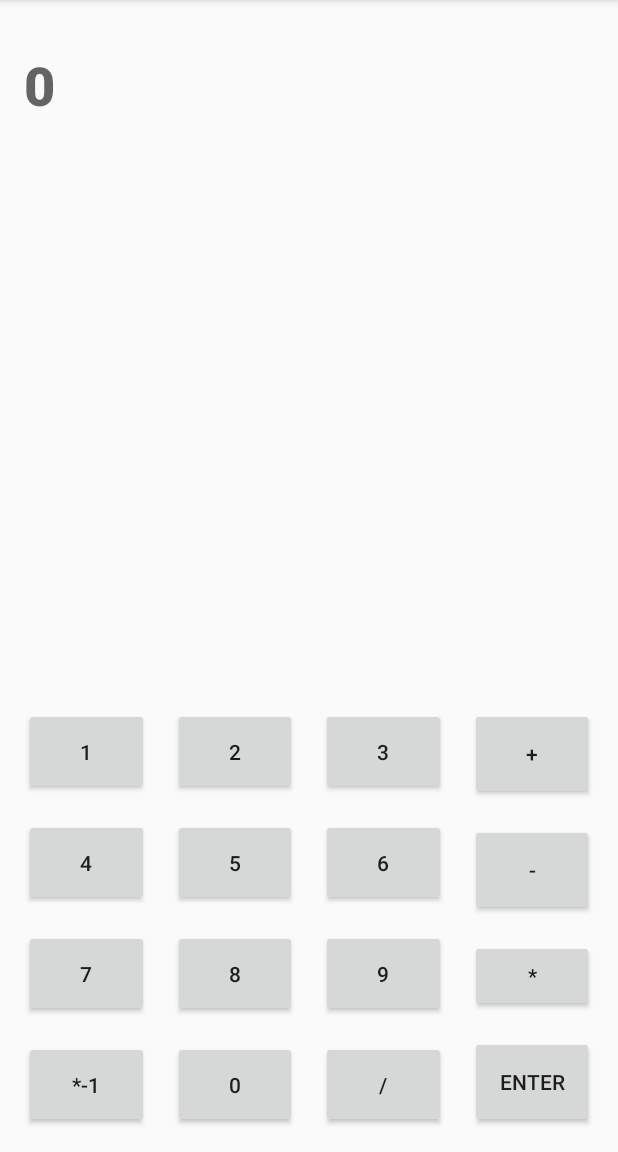
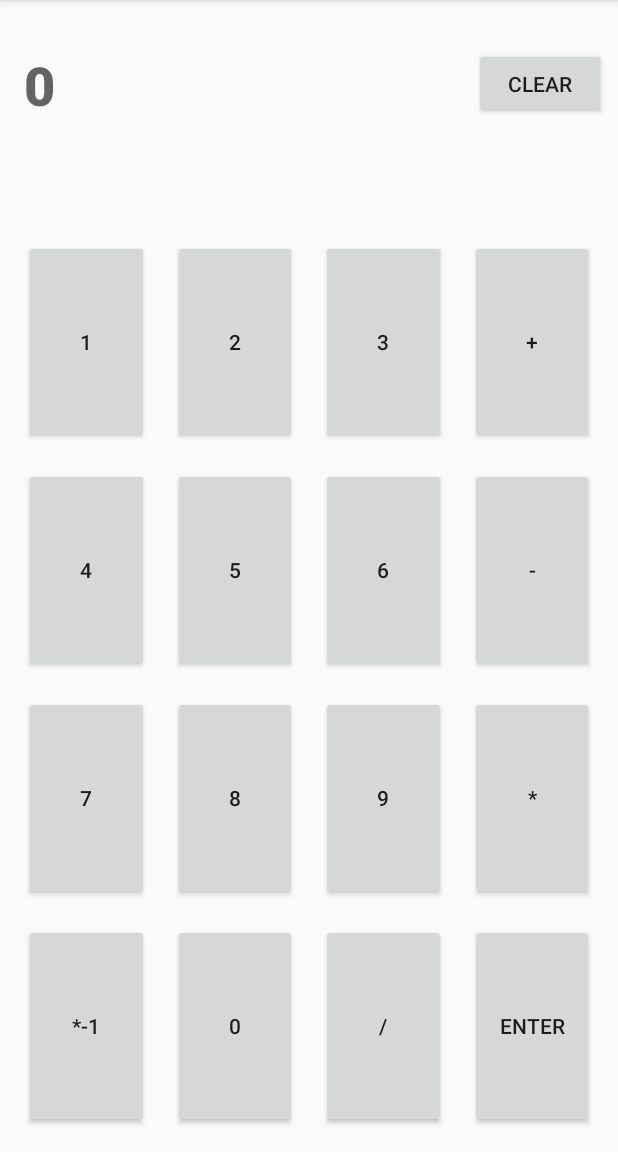
Before and after one commit to williamcsimpson/IntegerCalculator, an Android app: the screen it shows after launch (MainActivity), on a phone screen of 412 x 824 dp, the part 84-1236 px from its top. Run offline under Robolectric (Android 15) with nearby library versions, the phone set to English and light mode, and no system bars.

Commit message:
Added Clear button, enter && + functionality

```diff
--- a/app/src/main/res/layout/activity_main.xml
+++ b/app/src/main/res/layout/activity_main.xml
@@ -12,7 +12,7 @@
         android:layout_height="0dp"
         android:layout_marginStart="16dp"
         android:layout_marginLeft="16dp"
-        android:layout_marginTop="376dp"
+        android:layout_marginTop="64dp"
         android:layout_marginEnd="16dp"
         android:layout_marginRight="16dp"
         android:onClick="button1Pressed"
@@ -28,7 +28,7 @@
         android:id="@+id/button2"
         android:layout_width="0dp"
         android:layout_height="0dp"
-        android:layout_marginTop="376dp"
+        android:layout_marginTop="64dp"
         android:layout_marginEnd="16dp"
         android:layout_marginRight="16dp"
         android:onClick="button2Pressed"
@@ -43,7 +43,7 @@
         android:id="@+id/button3"
         android:layout_width="0dp"
         android:layout_height="0dp"
-        android:layout_marginTop="376dp"
+        android:layout_marginTop="64dp"
         android:layout_marginEnd="16dp"
         android:layout_marginRight="16dp"
         android:onClick="button3Pressed"
@@ -58,9 +58,10 @@
         android:id="@+id/buttonPlus"
         android:layout_width="0dp"
         android:layout_height="0dp"
-        android:layout_marginTop="376dp"
+        android:layout_marginTop="64dp"
         android:layout_marginEnd="16dp"
         android:layout_marginRight="16dp"
+        android:onClick="buttonPlusPressed"
         android:text="@string/button_plus_text"
         app:layout_constraintBottom_toTopOf="@+id/buttonMinus"
         app:layout_constraintEnd_toEndOf="parent"
@@ -182,7 +183,7 @@
     <Button
         android:id="@+id/buttonStar"
         android:layout_width="0dp"
-        android:layout_height="wrap_content"
+        android:layout_height="0dp"
         android:layout_marginTop="16dp"
         android:layout_marginEnd="16dp"
         android:layout_marginRight="16dp"
@@ -203,6 +204,7 @@
         android:layout_marginEnd="16dp"
         android:layout_marginRight="16dp"
         android:layout_marginBottom="16dp"
+        android:onClick="buttonInvertPressed"
         android:text="@string/button_invert_text"
         app:layout_constraintBottom_toBottomOf="parent"
         app:layout_constraintEnd_toStartOf="@+id/button0"
@@ -217,6 +219,7 @@
         android:layout_marginEnd="16dp"
         android:layout_marginRight="16dp"
         android:layout_marginBottom="16dp"
+        android:onClick="button0Pressed"
         android:text="@string/button_0_text"
         app:layout_constraintBottom_toBottomOf="parent"
         app:layout_constraintEnd_toStartOf="@+id/buttonSlash"
@@ -245,6 +248,7 @@
         android:layout_marginEnd="16dp"
         android:layout_marginRight="16dp"
         android:layout_marginBottom="16dp"
+        android:onClick="buttonEnterPressed"
         android:text="@string/button_enter_text"
         app:layout_constraintBottom_toBottomOf="parent"
         app:layout_constraintEnd_toEndOf="parent"
@@ -259,16 +263,30 @@
         android:layout_marginStart="16dp"
         android:layout_marginLeft="16dp"
         android:layout_marginTop="32dp"
-        android:layout_marginEnd="16dp"
-        android:layout_marginRight="16dp"
         android:text="@string/display_value"
         android:textAppearance="@style/TextAppearance.AppCompat.Display1"
         android:textSize="36sp"
         android:textStyle="bold"
         android:typeface="monospace"
         app:fontFamily="sans-serif-black"
-        app:layout_constraintEnd_toEndOf="parent"
+        app:layout_constraintEnd_toStartOf="@+id/buttonClear"
+        app:layout_constraintHorizontal_bias="0.5"
         app:layout_constraintStart_toStartOf="parent"
         app:layout_constraintTop_toTopOf="parent" />
 
+    <Button
+        android:id="@+id/buttonClear"
+        android:layout_width="wrap_content"
+        android:layout_height="wrap_content"
+        android:layout_marginStart="8dp"
+        android:layout_marginLeft="8dp"
+        android:layout_marginTop="32dp"
+        android:layout_marginEnd="8dp"
+        android:layout_marginRight="8dp"
+        android:text="@string/button_clear_text"
+        app:layout_constraintEnd_toEndOf="parent"
+        app:layout_constraintHorizontal_bias="0.5"
+        app:layout_constraintStart_toEndOf="@+id/display"
+        app:layout_constraintTop_toTopOf="parent" />
+
 </android.support.constraint.ConstraintLayout>
--- a/app/src/main/res/values/strings.xml
+++ b/app/src/main/res/values/strings.xml
@@ -17,4 +17,5 @@
     <string name="button_invert_text">*-1</string>
     <string name="button_enter_text">ENTER</string>
     <string name="display_value">0</string>
+    <string name="button_clear_text">CLEAR</string>
 </resources>
```
Also changed, not shown: app/src/main/java/com/example/integercalculator/MainActivity.java (+100 -21 lines).
